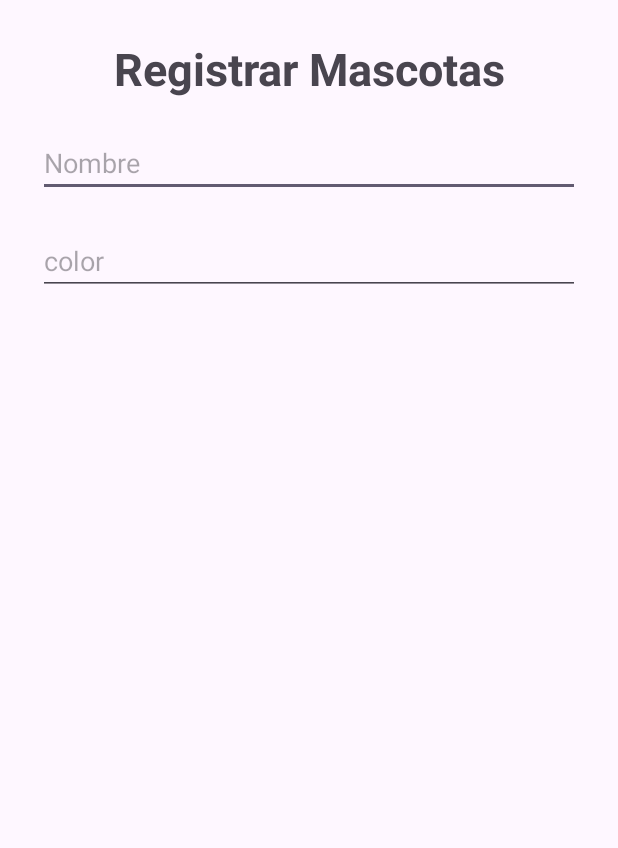
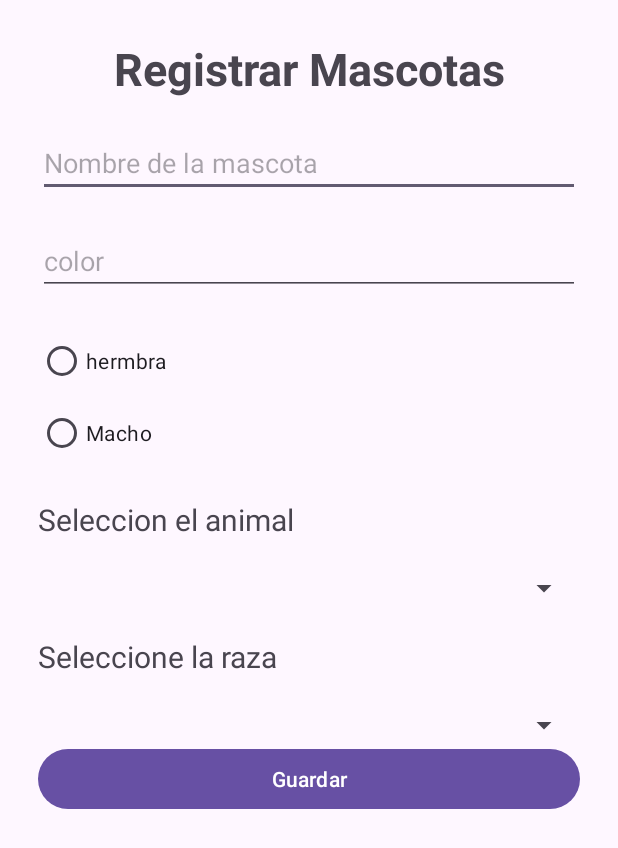
Before and after one commit to JohanLuque/AppVeterinaria, an Android app: the layout activity_registrar_mascota.xml on its own in the app's theme, with its tools: preview values and no code run, on a phone screen of 412 x 824 dp. Shown: the top 848 px of the screen. Run offline under Robolectric (Android 15) with nearby library versions, the phone set to English and light mode, and no system bars; network calls fail.

Commit message:
registra mascotas pero aun sigue subiendolo sin imagenes

```diff
--- a/app/src/main/AndroidManifest.xml
+++ b/app/src/main/AndroidManifest.xml
@@ -16,6 +16,10 @@
         android:theme="@style/Theme.Veterinaria"
         android:usesCleartextTraffic="true"
         tools:targetApi="31">
+
+        <activity
+            android:name=".BuscarClienteDNI"
+            android:exported="false" />
         <activity
             android:name=".RegistrarMascota"
             android:exported="false" />
@@ -33,7 +37,6 @@
             android:exported="true">
             <intent-filter>
                 <action android:name="android.intent.action.MAIN" />
-
                 <category android:name="android.intent.category.LAUNCHER" />
             </intent-filter>
         </activity>
--- a/app/src/main/res/layout/activity_registrar_mascota.xml
+++ b/app/src/main/res/layout/activity_registrar_mascota.xml
@@ -17,7 +17,7 @@
         android:layout_height="wrap_content"/>
     <EditText
         android:id="@+id/etNombreMascota"
-        android:hint="Nombre"
+        android:hint="Nombre de la mascota"
         android:inputType="text"
         android:layout_marginBottom="20dp"
         android:layout_width="match_parent"
@@ -30,5 +30,50 @@
         android:layout_width="match_parent"
         android:layout_height="wrap_content"/>
 
+    <RadioGroup
+        android:id="@+id/rgGenero"
+        android:layout_width="match_parent"
+        android:layout_height="wrap_content" >
+
+        <RadioButton
+            android:id="@+id/rbHembra"
+            android:layout_width="match_parent"
+            android:layout_height="wrap_content"
+            android:text="hermbra" />
+
+        <RadioButton
+            android:id="@+id/rbMacho"
+            android:layout_width="match_parent"
+            android:layout_height="wrap_content"
+            android:text="Macho" />
+    </RadioGroup>
+    <TextView
+        android:text="Seleccion el animal"
+        android:textSize="20dp"
+        android:layout_marginTop="20dp"
+        android:layout_marginBottom="20dp"
+        android:layout_width="match_parent"
+        android:layout_height="wrap_content"/>
+    <Spinner
+        android:id="@+id/spAnimal"
+        android:layout_marginBottom="20dp"
+        android:layout_width="match_parent"
+        android:layout_height="wrap_content" />
+    <TextView
+        android:text="Seleccione la raza"
+        android:textSize="20dp"
+        android:layout_marginBottom="20dp"
+        android:layout_width="match_parent"
+        android:layout_height="wrap_content"/>
+    <Spinner
+        android:id="@+id/spRaza"
+        android:layout_width="match_parent"
+        android:layout_height="wrap_content" />
+
+    <Button
+        android:id="@+id/btGuardarMascota"
+        android:layout_width="match_parent"
+        android:layout_height="wrap_content"
+        android:text="Guardar" />
 
 </LinearLayout>
```
Also changed, not shown: app/src/main/java/com/example/veterinaria/Adapter.java (added, +30 -0 lines), app/src/main/java/com/example/veterinaria/Animal.java (added, +25 -0 lines), app/src/main/java/com/example/veterinaria/BuscarClienteDNI.java (added, +13 -0 lines), app/src/main/java/com/example/veterinaria/Dashboard.java (+8 -1 lines), app/src/main/java/com/example/veterinaria/Login.java (+45 -6 lines), app/src/main/java/com/example/veterinaria/Raza.java (added, +24 -0 lines), app/src/main/java/com/example/veterinaria/RegistrarMascota.java (+247 -0 lines), app/src/main/res/layout/activity_buscar_cliente_dni.xml (added, +10 -0 lines), 1 other file.
